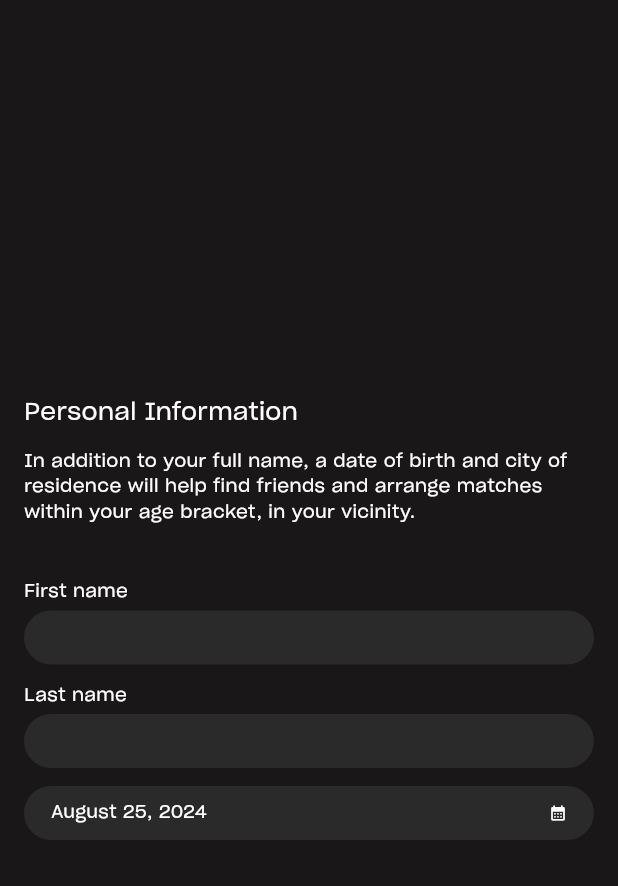
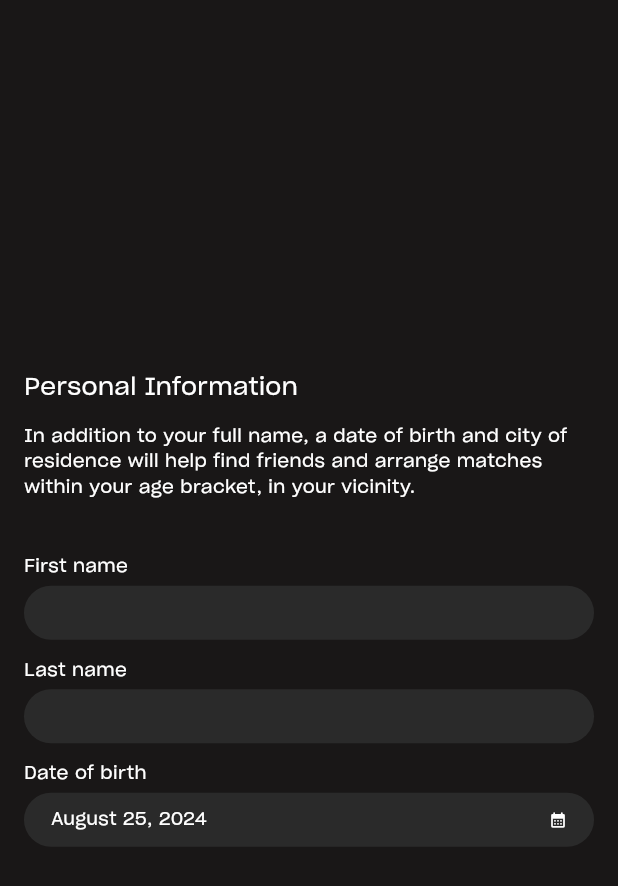
Before and after one commit to abuyukyi101198/sidelines-flutter, a Flutter app: the PersonalInfoScreen screen opened directly with empty values, on a phone screen of 412 x 824 dp. Shown: the top 886 px of the screen. Run offline on Flutter 3.47's test engine with Material 3 defaults, Android fonts, the light colour scheme and no system bars; drawn by our look-alikes of date_field; our stand-ins replace flutter_secure_storage, flutter_svg, smooth_page_indicator; accounts and stored records are empty.

Commit message:
added label to date_field.dart

```diff
--- a/lib/screens/personal_info_screen.dart
+++ b/lib/screens/personal_info_screen.dart
@@ -43,6 +43,7 @@ class PersonalInfoScreen extends StatelessWidget {
                   label: 'Last name',
                 ),
                 DateField(
+                  label: 'Date of birth',
                   dateController: dateController,
                 ),
               ]),
--- a/lib/widgets/fields/date_field.dart
+++ b/lib/widgets/fields/date_field.dart
@@ -3,12 +3,17 @@ import 'package:date_field/date_field.dart';
 import 'package:sidelines/utils/color_palette.dart';
 
 class DateField extends StatelessWidget {
+  final String? label;
   final TextEditingController dateController;
 
-  const DateField({super.key, required this.dateController});
+  final String _defaultLabel = 'Date';
+
+  const DateField({super.key, this.label, required this.dateController});
 
   @override
   Widget build(BuildContext context) {
+    final String effectiveLabel = label ?? _defaultLabel;
+    const TextStyle labelStyle = TextStyle(color: ColorPalette.textColor);
     final InputDecoration inputDecoration = InputDecoration(
       constraints: const BoxConstraints(maxHeight: 36),
       filled: true,
@@ -30,7 +35,14 @@ class DateField extends StatelessWidget {
       color: ColorPalette.textColor,
     );
 
-    return DateTimeFormField(
+    return Column(
+      crossAxisAlignment: CrossAxisAlignment.start,
+      children: [
+        Text(effectiveLabel, style: labelStyle),
+        const SizedBox(
+          height: 4,
+        ),
+        DateTimeFormField(
           mode: DateTimeFieldPickerMode.date,
           initialValue: DateTime.now(),
           lastDate: DateTime.now(),
@@ -39,6 +51,11 @@ class DateField extends StatelessWidget {
           },
           decoration: inputDecoration,
           dateTextStyle: dateTextStyle,
+        ),
+        const SizedBox(
+          height: 12,
+        ),
+      ],
     );
   }
 }
```
Lines whose indentation alone changed are shown as unchanged.
